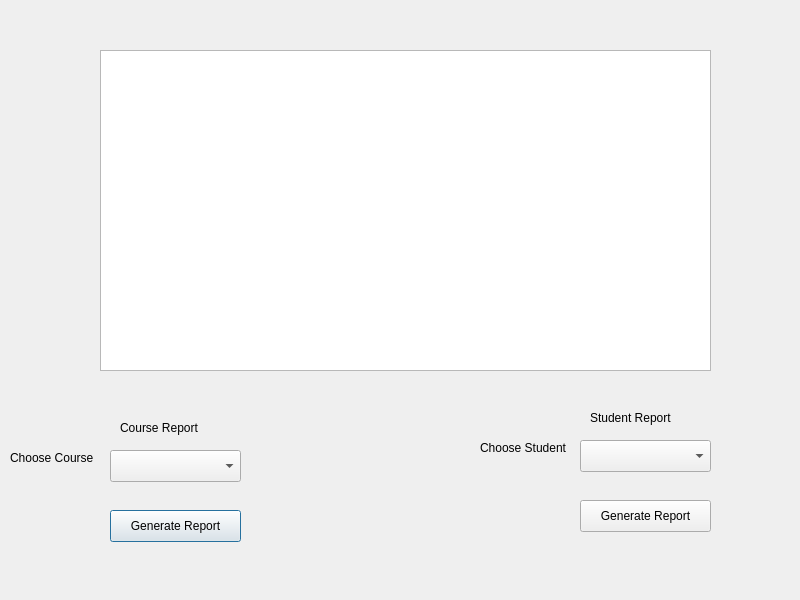
Old version of the form scandre.ui in the repository ahmedmgh67/coursetracking-cs2.
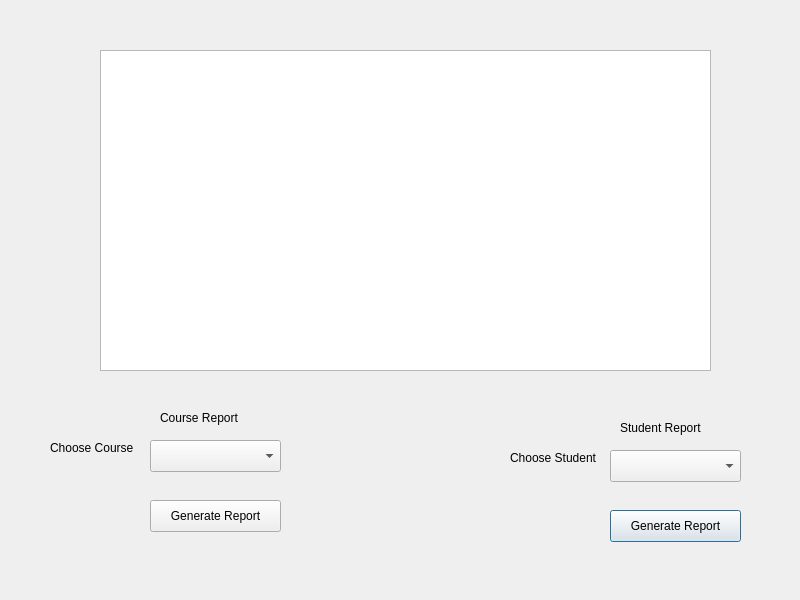
New version of the form.

Commit message: reports donw and register dialog styling

What changed in the file:
```diff
--- a/scandre.ui
+++ b/scandre.ui
@@ -26,8 +26,8 @@
   <widget class="QComboBox" name="comboBox">
    <property name="geometry">
     <rect>
-     <x>110</x>
-     <y>450</y>
+     <x>150</x>
+     <y>440</y>
      <width>131</width>
      <height>32</height>
     </rect>
@@ -36,8 +36,8 @@
   <widget class="QLabel" name="label">
    <property name="geometry">
     <rect>
-     <x>120</x>
-     <y>420</y>
+     <x>160</x>
+     <y>410</y>
      <width>91</width>
      <height>16</height>
     </rect>
@@ -49,8 +49,8 @@
   <widget class="QLabel" name="label_2">
    <property name="geometry">
     <rect>
-     <x>10</x>
-     <y>450</y>
+     <x>50</x>
+     <y>440</y>
      <width>101</width>
      <height>16</height>
     </rect>
@@ -62,8 +62,8 @@
   <widget class="QPushButton" name="genreco">
    <property name="geometry">
     <rect>
-     <x>110</x>
-     <y>510</y>
+     <x>150</x>
+     <y>500</y>
      <width>131</width>
      <height>32</height>
     </rect>
@@ -71,12 +71,18 @@
    <property name="text">
     <string>Generate Report</string>
    </property>
+   <property name="autoDefault">
+    <bool>false</bool>
+   </property>
+   <property name="default">
+    <bool>true</bool>
+   </property>
   </widget>
   <widget class="QComboBox" name="comboBox_2">
    <property name="geometry">
     <rect>
-     <x>580</x>
-     <y>440</y>
+     <x>610</x>
+     <y>450</y>
      <width>131</width>
      <height>32</height>
     </rect>
@@ -85,8 +91,8 @@
   <widget class="QPushButton" name="genrest">
    <property name="geometry">
     <rect>
-     <x>580</x>
-     <y>500</y>
+     <x>610</x>
+     <y>510</y>
      <width>131</width>
      <height>32</height>
     </rect>
@@ -94,12 +100,15 @@
    <property name="text">
     <string>Generate Report</string>
    </property>
+   <property name="default">
+    <bool>true</bool>
+   </property>
   </widget>
   <widget class="QLabel" name="label_3">
    <property name="geometry">
     <rect>
-     <x>480</x>
-     <y>440</y>
+     <x>510</x>
+     <y>450</y>
      <width>101</width>
      <height>16</height>
     </rect>
@@ -111,8 +120,8 @@
   <widget class="QLabel" name="label_4">
    <property name="geometry">
     <rect>
-     <x>590</x>
-     <y>410</y>
+     <x>620</x>
+     <y>420</y>
      <width>91</width>
      <height>16</height>
     </rect>
```
Left out of the diff: 2 changed lines with no effect on the pictures. The commit also changes 4 other files.
